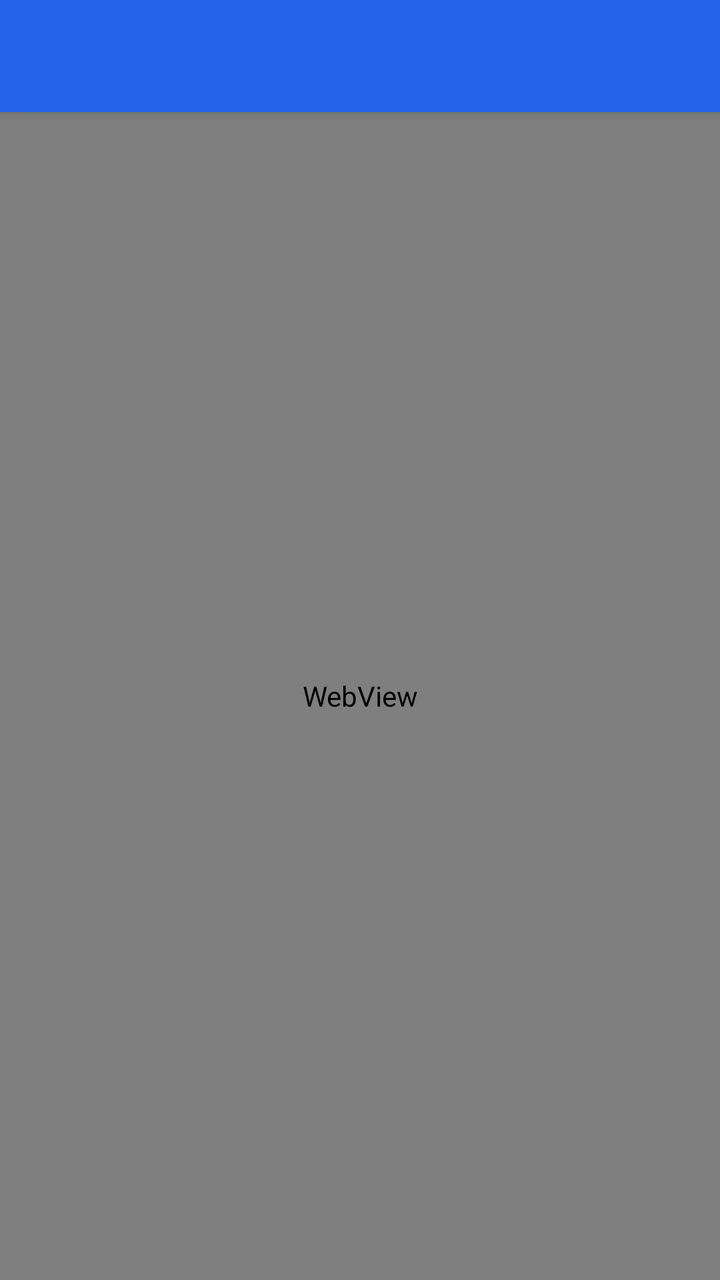
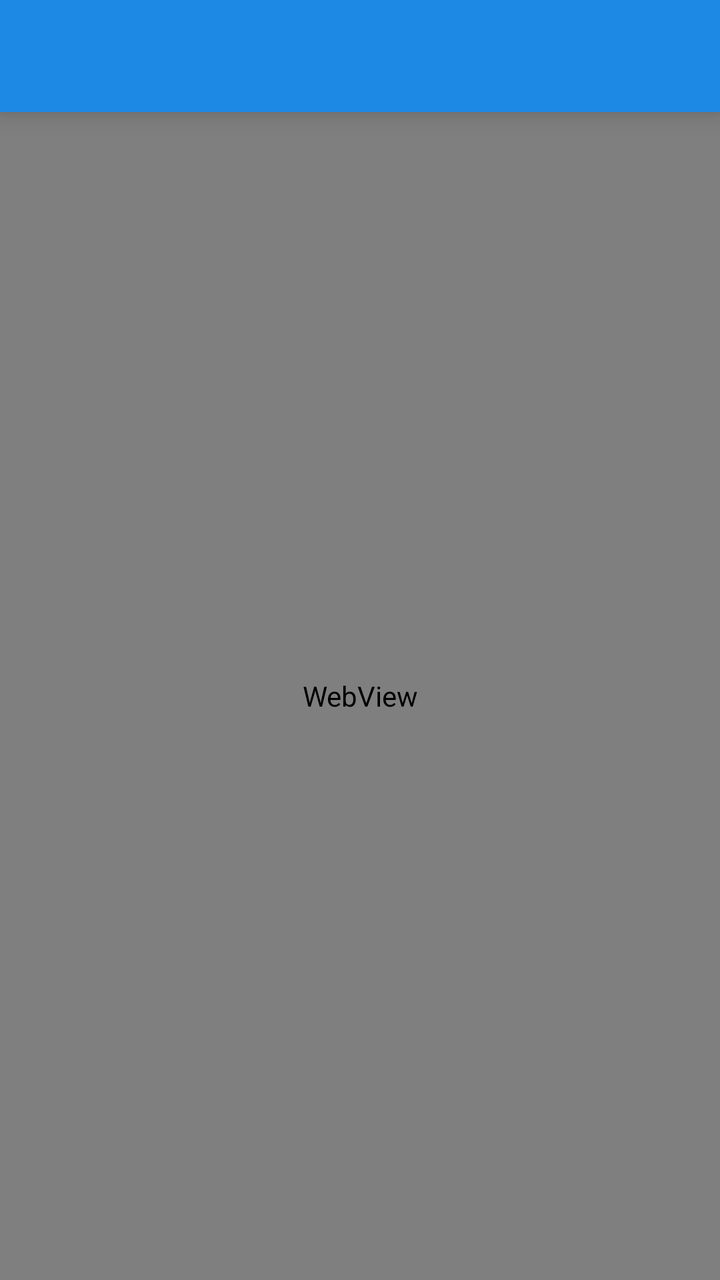

The first picture is an Android layout as it rendered before a commit; the second is the same layout after the commit. The layout source and the unified diff follow.
<!-- AndroidManifest.xml: application theme Theme.ResQAndroid -->
<!-- res/layout/activity_main.xml -->
<?xml version="1.0" encoding="utf-8"?>
<LinearLayout xmlns:android="http://schemas.android.com/apk/res/android"
    xmlns:app="http://schemas.android.com/apk/res-auto"
    android:orientation="vertical"
    android:layout_width="match_parent"
    android:layout_height="match_parent">

    <androidx.appcompat.widget.Toolbar
        android:id="@+id/toolbar"
        android:layout_width="match_parent"
        android:layout_height="wrap_content"
        android:background="?attr/colorPrimary"
        android:elevation="4dp"
        android:theme="@style/ThemeOverlay.AppCompat.Dark.ActionBar" />

    <WebView
        android:id="@+id/web_view"
        android:layout_width="match_parent"
        android:layout_height="0dp"
        android:layout_weight="1" />

</LinearLayout>
<!-- resources referenced by this layout -->
<resources>
  <style name="Theme.ResQAndroid" parent="Theme.MaterialComponents.DayNight.NoActionBar">
          <item name="android:windowDrawsSystemBarBackgrounds">true</item>
          <item name="android:statusBarColor">#1e293b</item>
          <item name="colorPrimary">#2563eb</item>
          <item name="colorPrimaryVariant">#1e293b</item>
          <item name="colorOnPrimary">#ffffff</item>
          <item name="colorSecondary">#10b981</item>
          <item name="colorOnSecondary">#ffffff</item>
      </style>
</resources>

<!-- the commit's change to res/layout/activity_main.xml (unified diff, before → after) -->
@@ -3,20 +3,24 @@
     xmlns:app="http://schemas.android.com/apk/res-auto"
     android:orientation="vertical"
     android:layout_width="match_parent"
-    android:layout_height="match_parent">
+    android:layout_height="match_parent"
+    android:background="@color/gray_light">
 
     <androidx.appcompat.widget.Toolbar
         android:id="@+id/toolbar"
         android:layout_width="match_parent"
-        android:layout_height="wrap_content"
+        android:layout_height="56dp"
         android:background="?attr/colorPrimary"
-        android:elevation="4dp"
-        android:theme="@style/ThemeOverlay.AppCompat.Dark.ActionBar" />
+        android:elevation="8dp"
+        android:theme="@style/ThemeOverlay.AppCompat.Dark.ActionBar"
+        app:titleTextColor="@color/white"
+        app:titleTextAppearance="@style/ToolbarTitle" />
 
     <WebView
         android:id="@+id/web_view"
         android:layout_width="match_parent"
         android:layout_height="0dp"
-        android:layout_weight="1" />
+        android:layout_weight="1"
+        android:background="@color/white" />
 
 </LinearLayout>
<!-- resource entries referenced after the edit -->
@@ -1,13 +1,25 @@
 <!-- resources referenced by this layout -->
 <resources>
+  <color name="gray_light">#F5F5F5</color>
+  <color name="white">#FFFFFF</color>
+  <style name="ToolbarTitle" parent="TextAppearance.MaterialComponents.Headline6">
+          <item name="android:textColor">@color/white</item>
+          <item name="android:textSize">20sp</item>
+          <item name="android:textStyle">bold</item>
+      </style>
   <style name="Theme.ResQAndroid" parent="Theme.MaterialComponents.DayNight.NoActionBar">
           <item name="android:windowDrawsSystemBarBackgrounds">true</item>
-          <item name="android:statusBarColor">#1e293b</item>
-          <item name="colorPrimary">#2563eb</item>
-          <item name="colorPrimaryVariant">#1e293b</item>
-          <item name="colorOnPrimary">#ffffff</item>
-          <item name="colorSecondary">#10b981</item>
-          <item name="colorOnSecondary">#ffffff</item>
+          <item name="android:statusBarColor">@color/primary_dark_blue</item>
+          <item name="colorPrimary">@color/primary_blue</item>
+          <item name="colorPrimaryVariant">@color/primary_dark_blue</item>
+          <item name="colorOnPrimary">@color/white</item>
+          <item name="colorSecondary">@color/accent_green</item>
+          <item name="colorOnSecondary">@color/white</item>
+          
+          <item name="android:fontFamily">sans-serif</item>
       </style>
+  <color name="primary_dark_blue">#1565C0</color>
+  <color name="primary_blue">#1E88E5</color>
+  <color name="accent_green">#26A69A</color>
 </resources>
 
